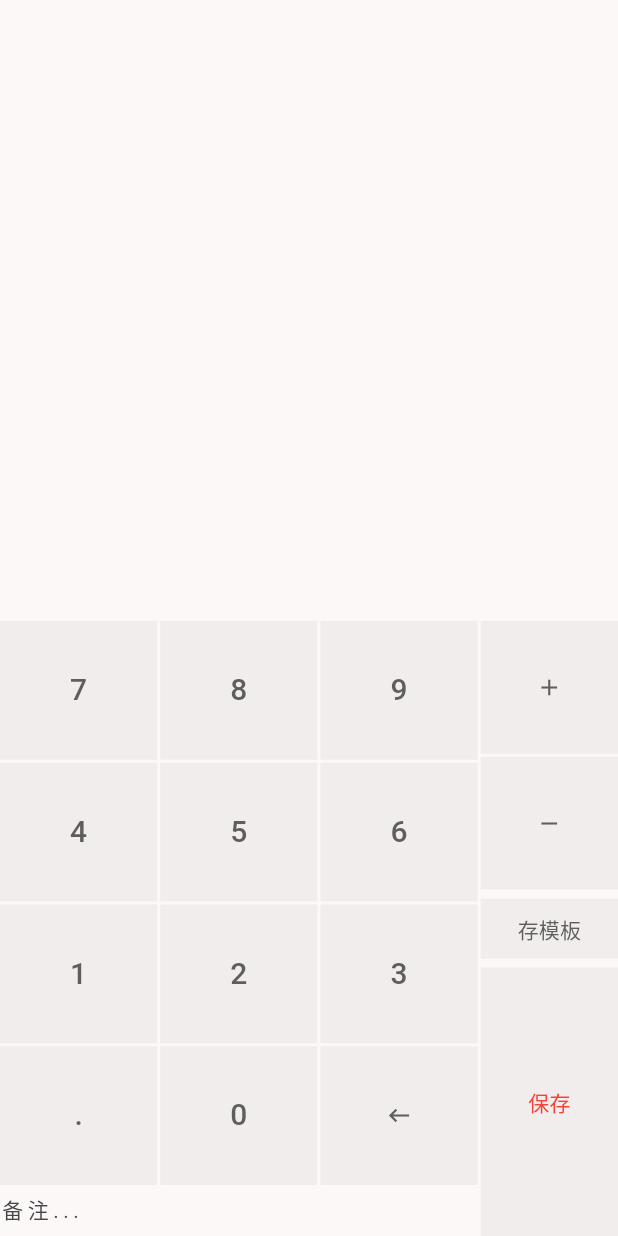
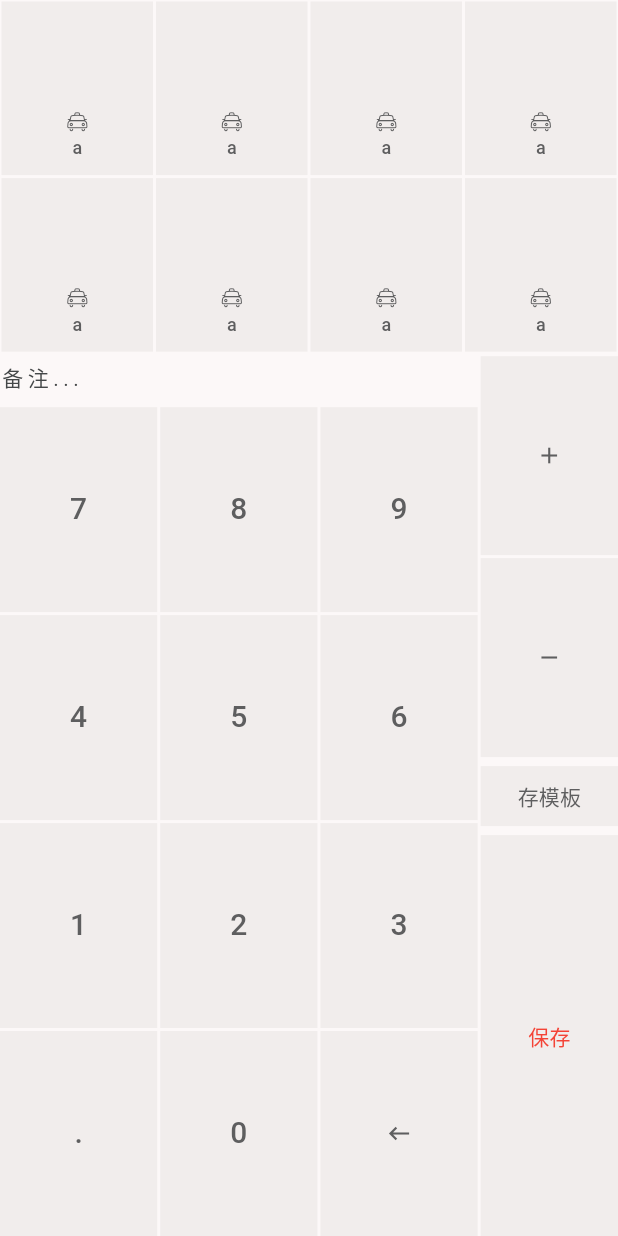
Before and after one commit to qcbf/quick_log_money, a Flutter app: the RecordKeyboard widget shown alone on an empty page, opened directly, on a phone screen of 412 x 824 dp. Run offline on Flutter 3.47's test engine with Material 3 defaults, Android fonts, the phone set to English and light mode, and no system bars; our stand-ins replace bot_toast, hive; accounts and stored records are empty; statements that could not run were skipped.

Commit message:
布局相关优化

```diff
--- a/quick_money_flutter/lib/CommonWidgets/Ledger/Entry/TagUI.dart
+++ b/quick_money_flutter/lib/CommonWidgets/Ledger/Entry/TagUI.dart
@@ -10,19 +10,14 @@ class TagUI extends StatelessWidget {
 
   @override
   Widget build(BuildContext context) {
-    return Expanded(
-      child: Padding(
-        padding: const EdgeInsets.all(1),
-        child: TextButton(
+    return TextButton(
       onPressed: OnPressed,
       style: const ButtonStyle(padding: WidgetStatePropertyAll(EdgeInsets.only(bottom: 10)), shape: WidgetStatePropertyAll(RoundedRectangleBorder()))
           .merge(Style),
       child: Column(mainAxisAlignment: MainAxisAlignment.end, children: [
-            const Icon(Icons.apple, size: 18),
+        const Icon(IconData(0xe76b, fontFamily: "Ledger"), size: 18),
         FittedBox(child: Text(Data.Name, style: const TextStyle(fontSize: 12))),
       ]),
-        ),
-      ),
     );
   }
 }
--- a/quick_money_flutter/lib/Pages/RecordMoney/RecordRecentTag.dart
+++ b/quick_money_flutter/lib/Pages/RecordMoney/RecordRecentTag.dart
@@ -9,21 +9,30 @@ class RecordRecentTag extends StatelessWidget {
 
   @override
   Widget build(BuildContext context) {
-    return GridView.count(crossAxisCount: 2, children: [SizedBox(width: 100, height: 100)]);
+    return Column(children: [
+      Expanded(
+        child: Row(children: [
+          BuildTagUI(const TagData(0, Name: "a")),
+          BuildTagUI(const TagData(0, Name: "a")),
+          BuildTagUI(const TagData(0, Name: "a")),
+          BuildTagUI(const TagData(0, Name: "a")),
+        ]),
+      ),
+      Expanded(
+        child: Row(children: [
+          BuildTagUI(const TagData(0, Name: "a")),
+          BuildTagUI(const TagData(0, Name: "a")),
+          BuildTagUI(const TagData(0, Name: "a")),
+          BuildTagUI(const TagData(0, Name: "a")),
+        ]),
+      ),
+    ]);
+  }
 
-    // return Column(children: [
-    //   Row(children: [
-    //     TagUI(const TagData(0, Name: "a"), () {}),
-    //     TagUI(const TagData(0, Name: "a"), () {}),
-    //     TagUI(const TagData(0, Name: "a"), () {}),
-    //     TagUI(const TagData(0, Name: "a"), () {})
-    //   ]),
-    //   Row(children: [
-    //     TagUI(const TagData(0, Name: "a"), () {}),
-    //     TagUI(const TagData(0, Name: "a"), () {}),
-    //     TagUI(const TagData(0, Name: "a"), () {}),
-    //     TagUI(const TagData(0, Name: "a"), () {})
-    //   ]),
-    // ]);
-  }
+  Widget BuildTagUI(TagData data) => Expanded(
+        child: Padding(
+          padding: const EdgeInsets.all(1),
+          child: TagUI(data, () {}),
+        ),
+      );
 }
--- a/quick_money_flutter/lib/pages/RecordMoney/RecordKeyboard.dart
+++ b/quick_money_flutter/lib/pages/RecordMoney/RecordKeyboard.dart
@@ -34,10 +34,8 @@ class RecordKeyboard extends StatelessWidget {
     return Column(
       mainAxisAlignment: MainAxisAlignment.end,
       children: [
-        Expanded(child: RecordRecentTag(IsReverseLayout)),
-        Expanded(
-          child: Row(children: children),
-        ),
+        Flexible(flex: 10, child: RecordRecentTag(IsReverseLayout)),
+        Expanded(flex: 25, child: Row(children: children)),
       ],
     );
   }
@@ -45,11 +43,17 @@ class RecordKeyboard extends StatelessWidget {
   Column _BuildLeftMenu(BuildContext context) {
     return Column(
       children: [
-        _KeyboardRow(context, _KeyboardKey.N7, _KeyboardKey.N8, _KeyboardKey.N9),
-        _KeyboardRow(context, _KeyboardKey.N4, _KeyboardKey.N5, _KeyboardKey.N6),
-        _KeyboardRow(context, _KeyboardKey.N1, _KeyboardKey.N2, _KeyboardKey.N3),
-        _KeyboardRow(context, _KeyboardKey.Dot, _KeyboardKey.N0, _KeyboardKey.Back),
-        const Padding(
+        _BuildComment(),
+        _BuildKeyboardRow(context, _KeyboardKey.N7, _KeyboardKey.N8, _KeyboardKey.N9),
+        _BuildKeyboardRow(context, _KeyboardKey.N4, _KeyboardKey.N5, _KeyboardKey.N6),
+        _BuildKeyboardRow(context, _KeyboardKey.N1, _KeyboardKey.N2, _KeyboardKey.N3),
+        _BuildKeyboardRow(context, _KeyboardKey.Dot, _KeyboardKey.N0, _KeyboardKey.Back),
+      ],
+    );
+  }
+
+  Padding _BuildComment() {
+    return const Padding(
       padding: EdgeInsets.only(top: 6, bottom: 6),
       child: TextField(
         textInputAction: TextInputAction.done,
@@ -63,8 +67,6 @@ class RecordKeyboard extends StatelessWidget {
             isDense: true),
         style: TextStyle(fontSize: 14),
       ),
-        ),
-      ],
     );
   }
 
@@ -120,17 +122,17 @@ class RecordKeyboard extends StatelessWidget {
     );
   }
 
-  Widget _KeyboardRow(BuildContext context, _KeyboardKey k1, _KeyboardKey k2, _KeyboardKey k3) {
+  Widget _BuildKeyboardRow(BuildContext context, _KeyboardKey k1, _KeyboardKey k2, _KeyboardKey k3) {
     return Expanded(
       child: Row(crossAxisAlignment: CrossAxisAlignment.stretch, children: [
-        _NumericButton(context, k1),
-        _NumericButton(context, k2),
-        _NumericButton(context, k3),
+        _BuildNumericButton(context, k1),
+        _BuildNumericButton(context, k2),
+        _BuildNumericButton(context, k3),
       ]),
     );
   }
 
-  Widget _NumericButton(BuildContext context, _KeyboardKey key) {
+  Widget _BuildNumericButton(BuildContext context, _KeyboardKey key) {
     var keyStr = _NumericKeyLabel(key);
     Widget result = key == _KeyboardKey.Back
         ? GestureDetector(onLongPress: () => _OnInputKey(context, _KeyboardKey.LongBack), child: _NumericButtonImpl(context, key, keyStr))
--- a/quick_money_flutter/lib/pages/RecordMoney/RecordPage.dart
+++ b/quick_money_flutter/lib/pages/RecordMoney/RecordPage.dart
@@ -48,7 +48,7 @@ class _RecordPageContentState extends State<_RecordPageContent> with SingleTicke
         body: Column(
           crossAxisAlignment: CrossAxisAlignment.stretch,
           children: [
-            Expanded(child: GestureDetector(onHorizontalDragEnd: _GestureSwipe, child: const RecordDescription())),
+            // Expanded(child: GestureDetector(onHorizontalDragEnd: _GestureSwipe, child: const RecordDescription())),
             const SizedBox(height: 330, child: RecordBottom()),
           ],
         ),
```
Also changed, not shown: quick_money_flutter/Assets/Configs/LodgerTemplate.json (+40 -3 lines). Lines whose indentation alone changed are shown as unchanged.
